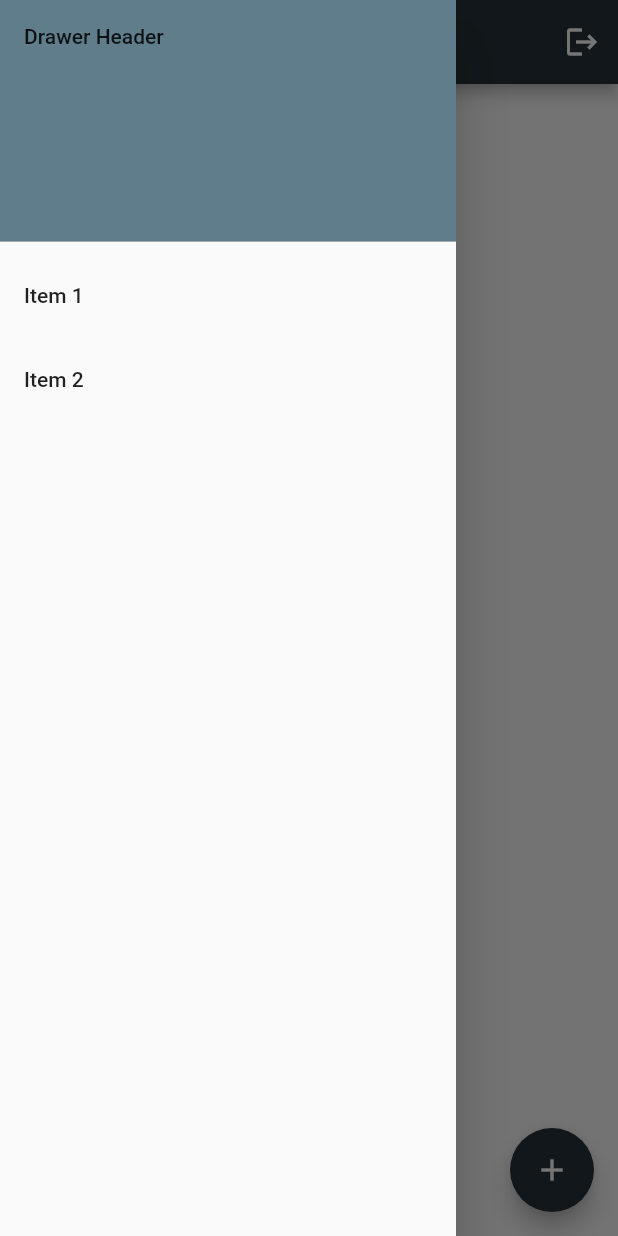
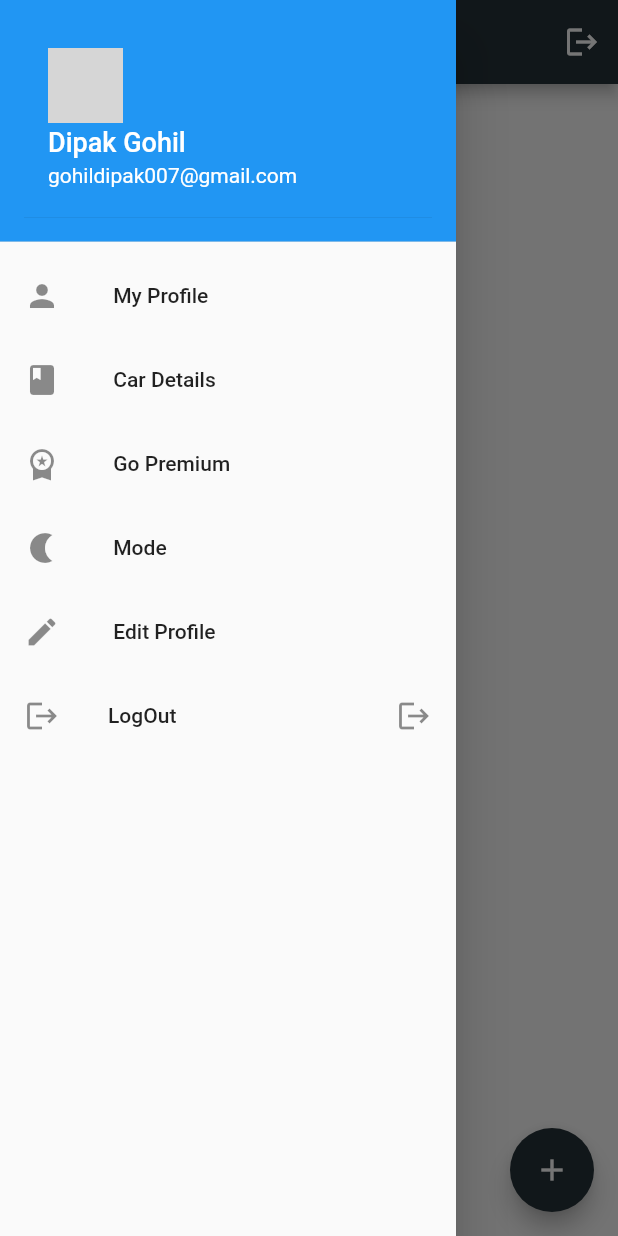
Before and after one commit to DipakGohil007/SwiftNotesProject, a Flutter app: the HomeScreen screen opened directly, with the side drawer open, on a phone screen of 412 x 824 dp. Run offline on Flutter 3.47's test engine with Material 2 defaults, Android fonts, the phone set to English and light mode, and no system bars; our stand-ins replace firebase_auth, firebase_core, firebase_database, flutter_secure_storage, shared_preferences; missing offline and left inert: dart:ffi; accounts and stored records are empty; grey boxes are pictures that could not be loaded.

Commit message:
Logout implemented

```diff
--- a/lib/Component/button.dart
+++ b/lib/Component/button.dart
@@ -2,7 +2,7 @@ import 'package:flutter/material.dart';
 
 class LoginSignupButton extends StatelessWidget {
   final String title;
-  final dynamic  ontapp;
+  final dynamic ontapp;
 
   LoginSignupButton({required this.title, required this.ontapp});
 
--- a/lib/Screens/Home_Screen.dart
+++ b/lib/Screens/Home_Screen.dart
@@ -4,6 +4,7 @@ import 'package:flutter/material.dart';
 import 'package:firebase_core/firebase_core.dart';
 import 'package:firebase_database/firebase_database.dart';
 import 'package:firebase_database/ui/firebase_animated_list.dart';
+import 'package:flutter_secure_storage/flutter_secure_storage.dart';
 
 import '../adddata.dart';
 import '../main.dart';
@@ -37,6 +38,9 @@ class _MyAppState extends State<MyApp> {
 
 final FirebaseAuth _firebaseAuth = FirebaseAuth.instance;
 
+final storage = new FlutterSecureStorage();
+
+
 _signOut() async {
   await _firebaseAuth.signOut();
 }
@@ -64,27 +68,67 @@ class _HomeState extends State<HomeScreen> {
     return Scaffold(
       drawer: Drawer(
         child: ListView(
-          padding: EdgeInsets.zero,
-          children: <Widget>[
-            DrawerHeader(
-              child: Text('Drawer Header'),
+          padding: const EdgeInsets.all(0),
+          children: [
+            const DrawerHeader(
               decoration: BoxDecoration(
-                color: Colors.blueGrey,
-              ),
-            ),
+                color: Colors.blue,
+              ), //BoxDecoration
+              child: UserAccountsDrawerHeader(
+                decoration: BoxDecoration(color: Colors.blue),
+                accountName: Text(
+                  "Dipak Gohil",
+                  style: TextStyle(fontSize: 18),
+                ),
+                accountEmail: Text("gohildipak007@gmail.com"),
+                currentAccountPictureSize: Size.square(50),
+                currentAccountPicture: CircleAvatar(
+                  backgroundImage: AssetImage('images/avatar.png'),
+                ), //circleAvatar
+              ), //UserAccountDrawerHeader
+            ), //DrawerHeader
             ListTile(
-              title: Text('Item 1'),
+              leading: const Icon(Icons.person),
+              title: const Text(' My Profile '),
               onTap: () {
-                // Update the state of the app.
-                // ...
+                Navigator.pop(context);
               },
             ),
             ListTile(
-              title: Text('Item 2'),
+              leading: const Icon(Icons.book),
+              title: const Text(' Car Details '),
               onTap: () {
-                // Update the state of the app.
-                // ...
+                Navigator.pop(context);
               },
+            ),
+            ListTile(
+              leading: const Icon(Icons.workspace_premium),
+              title: const Text(' Go Premium '),
+              onTap: () {
+                Navigator.pop(context);
+              },
+            ),
+            ListTile(
+              leading: const Icon(Icons.nightlight),
+              title: const Text(' Mode '),
+              onTap: () {
+                Navigator.pop(context);
+              },
+            ),
+            ListTile(
+              leading: const Icon(Icons.edit),
+              title: const Text(' Edit Profile '),
+              onTap: () {
+                Navigator.pop(context);
+              },
+            ),
+            ListTile(
+              leading: const Icon(Icons.logout),
+              title: const Text('LogOut'),
+              onTap: () {
+                Navigator.pop(context);
+              },
+              trailing: Icon(Icons.logout),
             ),
           ],
         ),
@@ -113,6 +157,7 @@ class _HomeState extends State<HomeScreen> {
           IconButton(
           onPressed: () async {
             await _signOut();
+            await storage.delete(key: "uid");
             if (_firebaseAuth.currentUser == null) {
               Navigator.push(
                 context,
@@ -149,6 +194,7 @@ class _HomeState extends State<HomeScreen> {
                     child: TextField(
                       controller: second,
                       textAlign: TextAlign.center,
+
                       decoration: InputDecoration(
                         hintText: 'Title',
                       ),
--- a/pubspec.yaml
+++ b/pubspec.yaml
@@ -38,6 +38,7 @@ dependencies:
   firebase_database: ^9.1.0
   firebase_auth: ^3.0.1
   shared_preferences: ^2.0.15
+  flutter_secure_storage: ^5.0.2
 
 dev_dependencies:
   flutter_test:
```
Also changed, not shown: lib/Screens/Login_Screen.dart (+8 -1 lines), lib/main.dart (+24 -1 lines), pubspec.lock.
